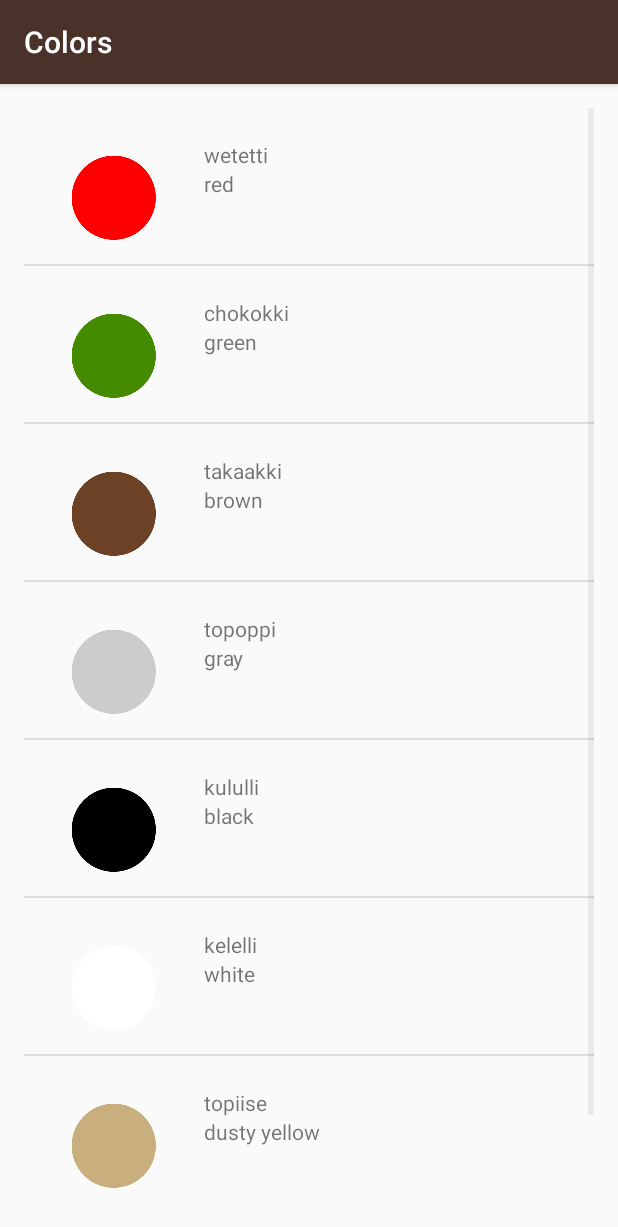
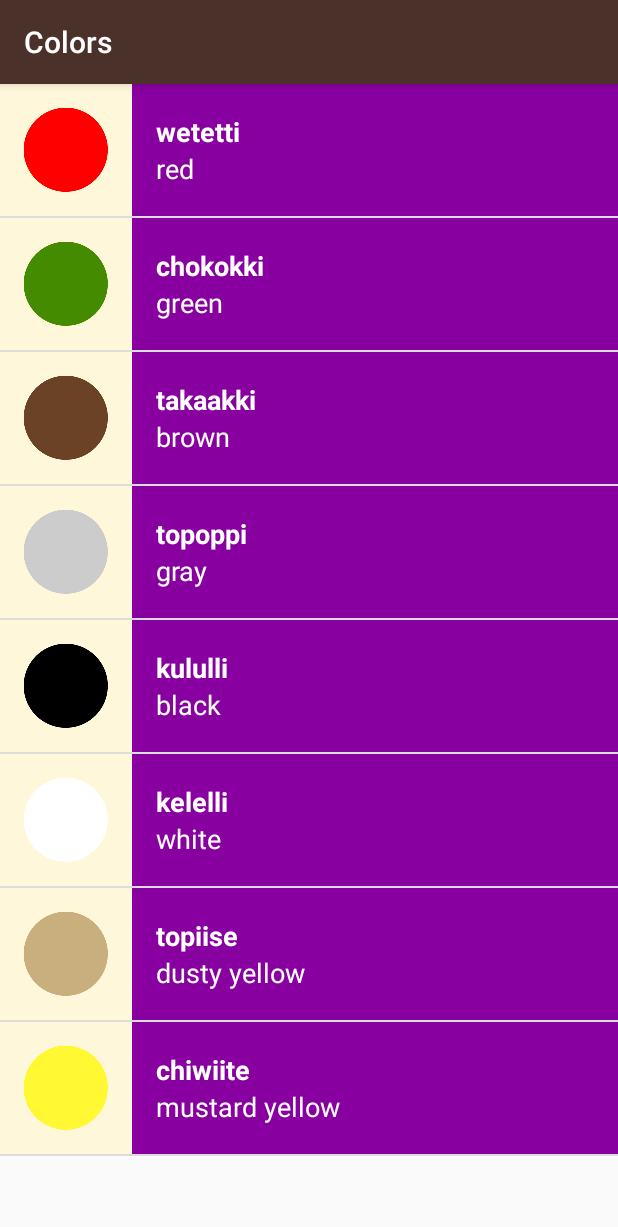
Before and after one commit to ajikamaludin/MiwokAndroidApp, an Android app: the ColorActivity screen opened directly, with no data from a screen before it, on a phone screen of 412 x 824 dp. Shown: the top 1227 px of the screen. Run offline under Robolectric (Android 15) with nearby library versions, the phone set to English and light mode, and no system bars; libraries missing offline, so code that uses them is left out: android.test.suitebuilder.

Commit message:
Mempercantik Tampilan Warna dan Set Warna Background dari Java

```diff
--- a/app/src/main/java/com/example/aji/miwokapp/ColorActivity.java
+++ b/app/src/main/java/com/example/aji/miwokapp/ColorActivity.java
@@ -26,7 +26,7 @@ public class ColorActivity extends AppCompatActivity {
         words.add(new Word("mustard yellow", "chiwiite", R.drawable.color_mustard_yellow));
 
         //Array Adapte
-        WordAdapter itemsAdapter = new WordAdapter(this, words);
+        WordAdapter itemsAdapter = new WordAdapter(this, words, R.color.category_colors);
 
         //ListView
         ListView listView = (ListView)findViewById(R.id.list);
--- a/app/src/main/java/com/example/aji/miwokapp/FamilyAcvtivity.java
+++ b/app/src/main/java/com/example/aji/miwokapp/FamilyAcvtivity.java
@@ -28,7 +28,7 @@ public class FamilyAcvtivity extends AppCompatActivity {
         words.add(new Word("grandfather", "paapa", R.drawable.family_grandfather));
 
         //Array Adapte
-        WordAdapter itemsAdapter = new WordAdapter(this, words);
+        WordAdapter itemsAdapter = new WordAdapter(this, words, R.color.category_family);
 
         //ListView
         ListView listView = (ListView)findViewById(R.id.list);
--- a/app/src/main/java/com/example/aji/miwokapp/NumberActivity.java
+++ b/app/src/main/java/com/example/aji/miwokapp/NumberActivity.java
@@ -86,7 +86,7 @@ public class NumberActivity extends AppCompatActivity {
         */
 
         //Array Adapte
-        WordAdapter itemsAdapter = new WordAdapter(this, words);
+        WordAdapter itemsAdapter = new WordAdapter(this, words, R.color.category_numbers);
 
         //ListView
         ListView listView = (ListView)findViewById(R.id.list);
--- a/app/src/main/java/com/example/aji/miwokapp/PhraseActivity.java
+++ b/app/src/main/java/com/example/aji/miwokapp/PhraseActivity.java
@@ -28,7 +28,7 @@ public class PhraseActivity extends AppCompatActivity {
         words.add(new Word("come here","enni'nem"));
 
         //Array Adapte
-        WordAdapter itemsAdapter = new WordAdapter(this, words);
+        WordAdapter itemsAdapter = new WordAdapter(this, words, R.color.category_phrases);
 
         //ListView
         ListView listView = (ListView)findViewById(R.id.list);
--- a/app/src/main/java/com/example/aji/miwokapp/WordAdapter.java
+++ b/app/src/main/java/com/example/aji/miwokapp/WordAdapter.java
@@ -3,12 +3,15 @@ package com.example.aji.miwokapp;
 import android.app.Activity;
 import android.support.annotation.NonNull;
 import android.support.annotation.Nullable;
+import android.support.v4.content.ContextCompat;
 import android.test.suitebuilder.TestMethod;
+import android.util.Log;
 import android.view.LayoutInflater;
 import android.view.View;
 import android.view.ViewGroup;
 import android.widget.ArrayAdapter;
 import android.widget.ImageView;
+import android.widget.LinearLayout;
 import android.widget.TextView;
 
 import java.util.ArrayList;
@@ -21,11 +24,13 @@ public class WordAdapter extends ArrayAdapter<Word> {
 
     private static final String LOG_TAG = WordAdapter.class.getSimpleName();
 
+    private int mColor;
     /*
     Constructor
      */
-    public WordAdapter(Activity context, ArrayList<Word> word){
+    public WordAdapter(Activity context, ArrayList<Word> word, int Color){
         super(context, 0, word);
+        mColor = Color;
     }
 
 
@@ -57,6 +62,12 @@ public class WordAdapter extends ArrayAdapter<Word> {
             iconText.setVisibility(View.GONE);
         }
 
+        LinearLayout linearLayout = (LinearLayout) listItemView.findViewById(R.id.llayout);
+
+        int color = ContextCompat.getColor(getContext(), mColor);
+
+        linearLayout.setBackgroundColor(color);
+
         return listItemView;
     }
 }
--- a/app/src/main/res/layout/list_items.xml
+++ b/app/src/main/res/layout/list_items.xml
@@ -1,44 +1,47 @@
 <?xml version="1.0" encoding="utf-8"?>
-<LinearLayout xmlns:android="http://schemas.android.com/apk/res/android"
-    xmlns:tools="http://schemas.android.com/tools"
-    android:layout_width="match_parent"
-    android:layout_height="match_parent"
-    android:orientation="vertical">
-
     <LinearLayout
+        xmlns:android="http://schemas.android.com/apk/res/android"
+        xmlns:tools="http://schemas.android.com/tools"
         android:layout_width="match_parent"
         android:layout_height="wrap_content"
         android:orientation="horizontal"
-        android:paddingLeft="16dp"
-        android:paddingTop="16dp">
+        android:background="@color/tan_background"
+        android:minHeight="@dimen/list_item_height"
+        >
 
         <ImageView
             android:id="@+id/image_item"
-            android:layout_width="wrap_content"
-            android:layout_height="wrap_content"
-            android:src="@mipmap/ic_launcher" />
+            android:layout_width="@dimen/list_item_height"
+            android:layout_height="@dimen/list_item_height"/>
 
         <LinearLayout
-            android:layout_width="wrap_content"
+            android:layout_width="match_parent"
             android:layout_height="match_parent"
             android:orientation="vertical"
             android:paddingLeft="16dp"
-            android:paddingTop="5dp">
+            android:id="@+id/llayout">
 
             <TextView
                 android:id="@+id/miwokTranslation"
                 android:layout_width="wrap_content"
-                android:layout_height="wrap_content"
+                android:layout_height="0dp"
+                android:layout_weight="1"
+                android:gravity="bottom"
+                android:textAppearance="?android:textAppearanceMedium"
+                android:textColor="@android:color/white"
+                android:textStyle="bold"
                 tools:text="Miwok" />
 
             <TextView
                 android:id="@+id/defaultTranslation"
                 android:layout_width="wrap_content"
-                android:layout_height="wrap_content"
+                android:layout_height="0dp"
+                android:layout_weight="1"
+                android:gravity="top"
+                android:textAppearance="?android:textAppearanceMedium"
+                android:textColor="@android:color/white"
                 tools:text="English" />
 
         </LinearLayout>
 
     </LinearLayout>
-
-</LinearLayout>
--- a/app/src/main/res/layout/word_list.xml
+++ b/app/src/main/res/layout/word_list.xml
@@ -1,21 +1,16 @@
 <?xml version="1.0" encoding="utf-8"?>
 <ListView
        xmlns:android="http://schemas.android.com/apk/res/android"
-       xmlns:tools="http://schemas.android.com/tools"
        android:layout_width="match_parent"
        android:layout_height="match_parent"
        android:orientation="vertical"
-       android:id="@+id/list"
-       android:paddingBottom="16dp"
-       android:paddingLeft="16dp"
-       android:paddingRight="16dp"
-       android:paddingTop="16dp"
-       tools:context="com.example.aji.miwokapp.MainActivity">
+       android:id="@+id/list">
 
 </ListView>
 
 
-    <!--
+<!--
+
 Example To Use A Grid View
 <GridView android:id="@+id/gridview"
 android:layout_width="match_parent"
@@ -27,4 +22,5 @@ android:verticalSpacing="24dp"
 android:horizontalSpacing="10dp"
 android:stretchMode="spacingWidthUniform"
 xmlns:android="http://schemas.android.com/apk/res/android" />
+
 -->
--- a/app/src/main/res/values/dimens.xml
+++ b/app/src/main/res/values/dimens.xml
@@ -16,6 +16,6 @@
     <!-- Height of each list item -->
     <dimen name="list_item_height">88dp</dimen>
     <!-- Default screen margins, per the Android Design guidelines. -->
-    <dimen name="activity_horizontal_margin">16dp</dimen>
-    <dimen name="activity_vertical_margin">16dp</dimen>
+    <!--<dimen name="activity_horizontal_margin">16dp</dimen>
+    <dimen name="activity_vertical_margin">16dp</dimen>-->
 </resources>
```
